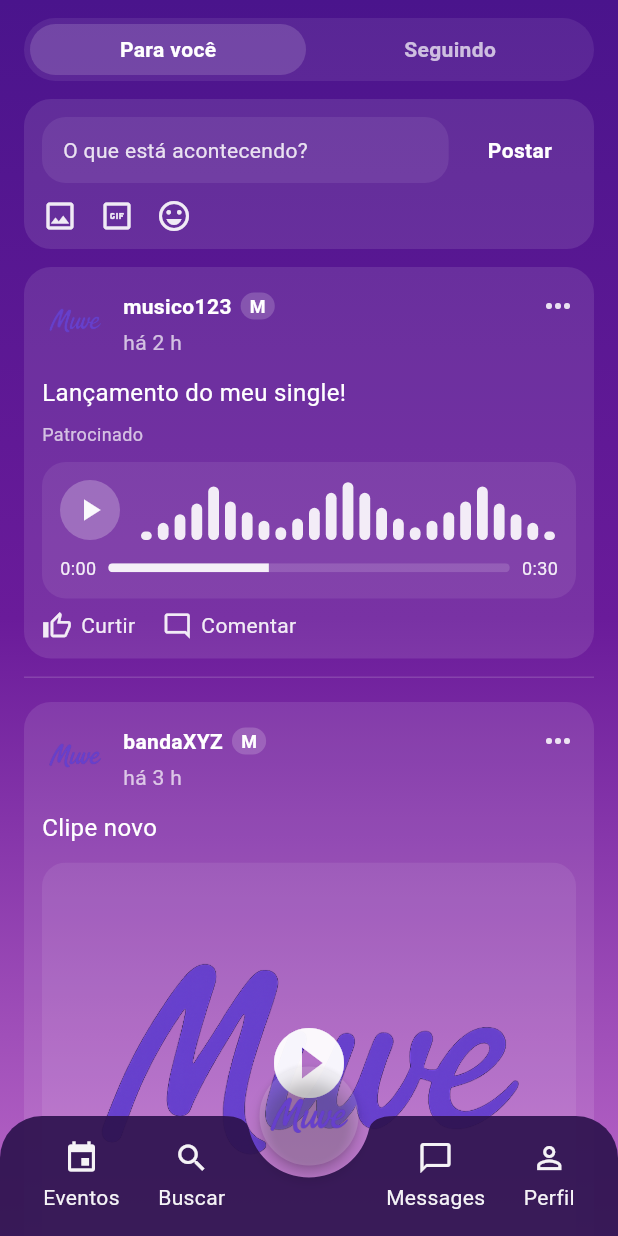
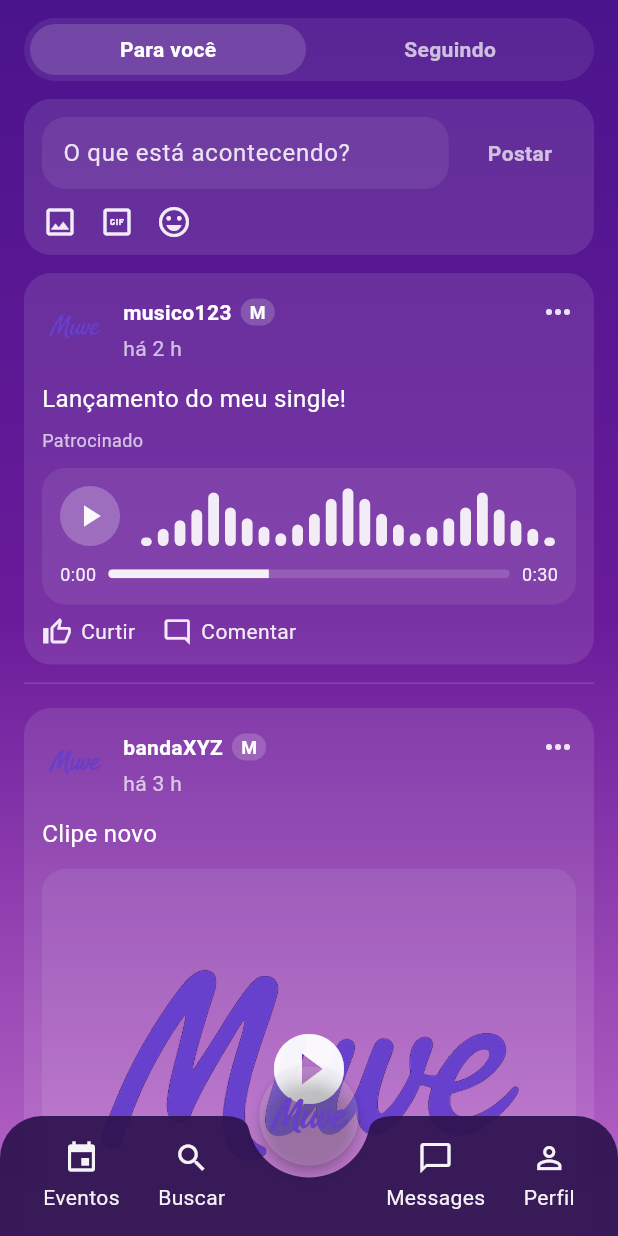
Before and after one commit to lfbpaiva/Cadastro-Muve, a Flutter app: the HomeScreen screen opened by its route, on a phone screen of 412 x 824 dp. Run offline on Flutter 3.47's test engine with Material 3 defaults, Android fonts, the light colour scheme and no system bars; our stand-ins replace animate_do.

Commit message:
Alterações no componente publicar da home

```diff
--- a/lib/screens/home_screen.dart
+++ b/lib/screens/home_screen.dart
@@ -91,11 +91,28 @@
   }
 }
 
-class _ComposerCard extends StatelessWidget {
-  const _ComposerCard();
+class _ComposerCard extends StatefulWidget {
+  const _ComposerCard({super.key});
+  @override
+  State<_ComposerCard> createState() => _ComposerCardState();
+}
+
+class _ComposerCardState extends State<_ComposerCard> {
+  final _controller = TextEditingController();
+  final _focus = FocusNode();
+  static const int _maxChars = 280;
+
+  @override
+  void dispose() {
+    _controller.dispose();
+    _focus.dispose();
+    super.dispose();
+  }
 
   @override
   Widget build(BuildContext context) {
+    final canPost = _controller.text.trim().isNotEmpty;
+
     return Container(
       decoration: BoxDecoration(
         color: Colors.white.withOpacity(0.10),
@@ -108,19 +125,59 @@
             children: [
               Expanded(
                 child: Container(
-                  padding: const EdgeInsets.symmetric(horizontal: 14, vertical: 12),
+                  padding: const EdgeInsets.symmetric(horizontal: 14, vertical: 8),
                   decoration: BoxDecoration(
                     color: Colors.white.withOpacity(0.08),
                     borderRadius: BorderRadius.circular(16),
                   ),
-                  child: Text(
-                    'O que está acontecendo?',
-                    style: TextStyle(color: Colors.white.withOpacity(0.85)),
+                  child: TextField(
+                    controller: _controller,
+                    focusNode: _focus,
+                    maxLines: null,
+                    minLines: 1,
+                    keyboardType: TextInputType.multiline,
+                    maxLength: _maxChars,
+                    textInputAction: TextInputAction.send,
+                    onSubmitted: (_) {
+                      if (!canPost) return;
+                      final text = _controller.text.trim();
+                      ScaffoldMessenger.of(context).showSnackBar(
+                        SnackBar(content: Text('Post enviado: $text')),
+                      );
+                      _controller.clear();
+                      setState(() {});
+                    },
+                    buildCounter: (context,
+                        {required int currentLength,
+                          required bool isFocused,
+                          int? maxLength}) =>
+                    const SizedBox.shrink(),
+                    style: TextStyle(color: Colors.white.withOpacity(0.95)),
+                    decoration: InputDecoration(
+                      isDense: true,
+                      hintText: 'O que está acontecendo?',
+                      hintStyle: TextStyle(color: Colors.white.withOpacity(0.85)),
+                      border: InputBorder.none,
+                    ),
+                    onChanged: (_) => setState(() {}),
                   ),
                 ),
               ),
               const SizedBox(width: 10),
-              _PillButton(label: 'Postar', onTap: () {}),
+              _PillButton(
+                label: 'Postar',
+                enabled: canPost,
+                onTap: canPost
+                    ? () {
+                  final text = _controller.text.trim();
+                  ScaffoldMessenger.of(context).showSnackBar(
+                    SnackBar(content: Text('Post enviado: $text')),
+                  );
+                  _controller.clear();
+                  setState(() {});
+                }
+                    : null,
+              ),
             ],
           ),
           const SizedBox(height: 10),
@@ -131,6 +188,16 @@
               _ComposerIcon(icon: Icons.emoji_emotions_outlined),
             ],
           ),
+          if (_controller.text.isNotEmpty) ...[
+            const SizedBox(height: 6),
+            Align(
+              alignment: Alignment.centerRight,
+              child: Text(
+                '${_controller.text.length}/$_maxChars',
+                style: TextStyle(color: Colors.white70, fontSize: 12),
+              ),
+            ),
+          ],
         ],
       ),
     );
@@ -155,7 +222,7 @@
           Row(
             crossAxisAlignment: CrossAxisAlignment.start,
             children: [
-              const _Avatar(), // avatar nos posts permanece
+              const _Avatar(),
               const SizedBox(width: 10),
               Expanded(
                 child: Column(
@@ -185,8 +252,10 @@
             ],
           ),
           const SizedBox(height: 12),
-          const Text('Lançamento do meu single!',
-              style: TextStyle(color: Colors.white, fontSize: 16)),
+          const Text(
+            'Lançamento do meu single!',
+            style: TextStyle(color: Colors.white, fontSize: 16),
+          ),
           const SizedBox(height: 8),
           Text('Patrocinado',
               style: TextStyle(color: Colors.white.withOpacity(0.7), fontSize: 12)),
@@ -342,25 +411,40 @@
 
 class _PillButton extends StatelessWidget {
   final String label;
-  final VoidCallback onTap;
-  const _PillButton({required this.label, required this.onTap});
+  final VoidCallback? onTap;
+  final bool enabled;
+
+  const _PillButton({
+    required this.label,
+    this.onTap,
+    this.enabled = true,
+    super.key,
+  });
 
   @override
   Widget build(BuildContext context) {
+    final gradientEnabled = const LinearGradient(
+      colors: [Color(0xFF4A148C), Color(0xFF6A1B9A)],
+    );
+    final gradientDisabled = const LinearGradient(
+      colors: [Color(0x33FFFFFF), Color(0x33FFFFFF)],
+    );
+
     return InkWell(
       borderRadius: BorderRadius.circular(24),
-      onTap: onTap,
+      onTap: enabled ? onTap : null,
       child: Ink(
         padding: const EdgeInsets.symmetric(horizontal: 16, vertical: 10),
         decoration: BoxDecoration(
           borderRadius: BorderRadius.circular(24),
-          gradient: const LinearGradient(
-            colors: [Color(0xFF4A148C), Color(0xFF6A1B9A)],
-          ),
+          gradient: enabled ? gradientEnabled : gradientDisabled,
         ),
         child: Text(
           label,
-          style: const TextStyle(color: Colors.white, fontWeight: FontWeight.bold),
+          style: TextStyle(
+            color: enabled ? Colors.white : Colors.white70,
+            fontWeight: FontWeight.bold,
+          ),
         ),
       ),
     );
@@ -385,6 +469,7 @@
         children: [
           Row(
             children: [
+              // play/pause (mock)
               Container(
                 height: 40,
                 width: 40,
@@ -396,7 +481,6 @@
                     color: Colors.white.withOpacity(0.95)),
               ),
               const SizedBox(width: 12),
-              // waveform compacto
               const Expanded(child: _WaveformBars(height: 40)),
             ],
           ),
@@ -529,7 +613,7 @@
           children: const [
             _NavItem(icon: Icons.event, label: 'Eventos'),
             _NavItem(icon: Icons.search, label: 'Buscar'),
-            SizedBox(width: 56), // espaço do FAB central
+            SizedBox(width: 56),
             _NavItem(icon: Icons.chat_bubble_outline, label: 'Messages'),
             _NavItem(icon: Icons.person_outline, label: 'Perfil'),
           ],
```
